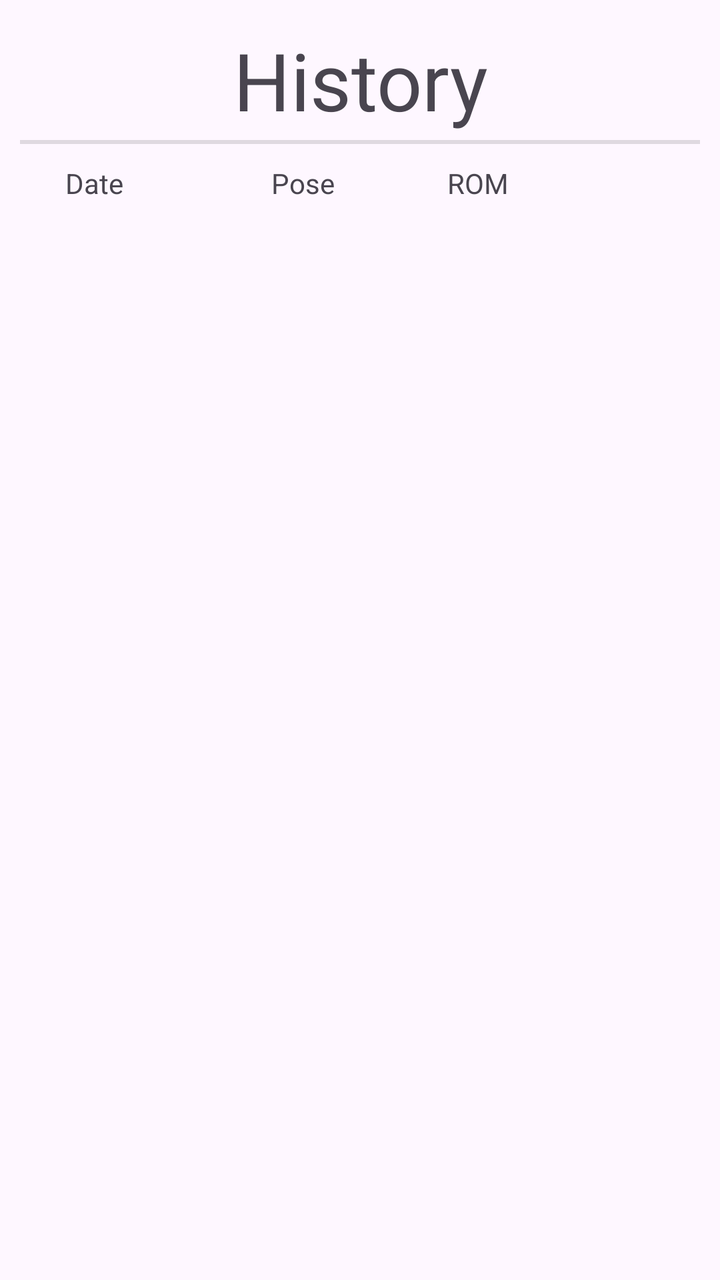
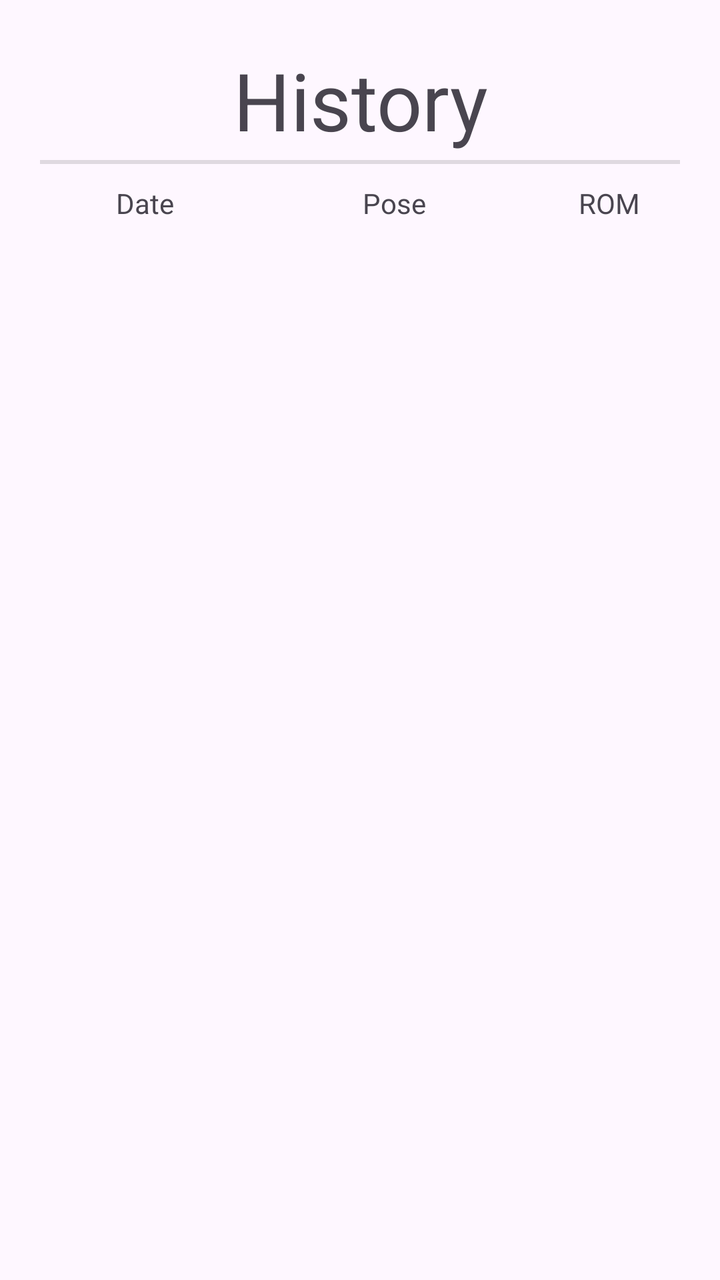

Screens rendered from an Android XML layout before and after an edit, with the pre-edit source and the edit as a unified diff.
<!-- AndroidManifest.xml: application theme Theme.Romcli -->
<!-- res/layout/fragment_statistics.xml -->
<?xml version="1.0" encoding="utf-8"?>
<FrameLayout xmlns:android="http://schemas.android.com/apk/res/android"
    xmlns:tools="http://schemas.android.com/tools"
    android:layout_width="match_parent"
    android:layout_height="match_parent"
    tools:context=".ui.fragment.StatisticsFragment">

    <LinearLayout
        android:layout_width="match_parent"
        android:layout_height="match_parent"
        android:orientation="vertical">

        <TextView
            android:id="@+id/historyHeader"
            android:layout_width="match_parent"
            android:layout_height="60dp"
            android:layout_marginLeft="10dp"
            android:layout_marginTop="10dp"
            android:layout_marginRight="10dp"
            android:gravity="center_horizontal|center_vertical"
            android:text="History"
            android:textAlignment="center"
            android:textSize="40dp" />

        <View
            android:id="@+id/divider"
            android:layout_width="match_parent"
            android:layout_height="2dp"
            android:layout_marginLeft="10dp"
            android:layout_marginRight="10dp"

            android:background="?android:attr/listDivider"
            android:divider="@color/black" />

        <LinearLayout
            android:id="@+id/rowColumnExplanation"
            android:layout_width="match_parent"
            android:layout_height="20dp"
            android:layout_marginLeft="10dp"
            android:layout_marginTop="10dp"
            android:layout_marginRight="10dp"
            android:orientation="horizontal">

            <TextView
                android:id="@+id/dateHeader"
                android:layout_width="82dp"
                android:layout_height="wrap_content"
                android:layout_weight="1"
                android:gravity="center_horizontal"
                android:text="Date" />

            <TextView
                android:id="@+id/poseHeader"
                android:layout_width="143dp"
                android:layout_height="wrap_content"
                android:layout_weight="1"
                android:gravity="center_horizontal"
                android:text="Pose" />

            <TextView
                android:id="@+id/romHeader"
                android:layout_width="48dp"
                android:layout_height="wrap_content"
                android:layout_weight="1"
                android:gravity="center_horizontal"
                android:text="ROM" />

            <TextView
                android:id="@+id/textView18"
                android:layout_width="99dp"
                android:layout_height="wrap_content"
                android:layout_weight="1" />
        </LinearLayout>

        <ScrollView
            android:layout_width="match_parent"
            android:layout_height="match_parent"
            android:layout_marginLeft="10dp"
            android:layout_marginRight="10dp">

            <LinearLayout
                android:id="@+id/statisticsButtonContainer"
                android:layout_width="match_parent"
                android:layout_height="wrap_content"
                android:orientation="vertical" />
        </ScrollView>
    </LinearLayout>

</FrameLayout>
<!-- resources referenced by this layout -->
<resources>
  <color name="black">#FF000000</color>
  <style name="Theme.Romcli" parent="Base.Theme.Romcli" />
  <style name="Base.Theme.Romcli" parent="Theme.Material3.DayNight.NoActionBar">
          
          
      </style>
</resources>

<!-- the commit's change to res/layout/fragment_statistics.xml (unified diff, before → after) -->
@@ -8,6 +8,10 @@
     <LinearLayout
         android:layout_width="match_parent"
         android:layout_height="match_parent"
+        android:layout_marginLeft="10dp"
+        android:layout_marginTop="10dp"
+        android:layout_marginRight="10dp"
+        android:layout_marginBottom="10dp"
         android:orientation="vertical">
 
         <TextView
@@ -51,7 +55,7 @@
 
             <TextView
                 android:id="@+id/poseHeader"
-                android:layout_width="143dp"
+                android:layout_width="122dp"
                 android:layout_height="wrap_content"
                 android:layout_weight="1"
                 android:gravity="center_horizontal"
@@ -65,18 +69,19 @@
                 android:gravity="center_horizontal"
                 android:text="ROM" />
 
-            <TextView
-                android:id="@+id/textView18"
-                android:layout_width="99dp"
-                android:layout_height="wrap_content"
-                android:layout_weight="1" />
         </LinearLayout>
 
         <ScrollView
+            android:id="@+id/scrollView"
             android:layout_width="match_parent"
-            android:layout_height="match_parent"
+            android:layout_height="535dp"
             android:layout_marginLeft="10dp"
-            android:layout_marginRight="10dp">
+            android:layout_marginTop="10dp"
+            android:layout_marginRight="10dp"
+            android:layout_marginBottom="10dp"
+            android:fadeScrollbars="true"
+            android:isScrollContainer="true"
+            android:scrollbars="vertical">
 
             <LinearLayout
                 android:id="@+id/statisticsButtonContainer"
@@ -84,6 +89,15 @@
                 android:layout_height="wrap_content"
                 android:orientation="vertical" />
         </ScrollView>
+
+        <Button
+            android:id="@+id/statisticsBackButton"
+            android:layout_width="match_parent"
+            android:layout_height="wrap_content"
+            android:layout_marginLeft="100dp"
+            android:layout_marginRight="100dp"
+            android:text="Back" />
+
     </LinearLayout>
 
 </FrameLayout>
